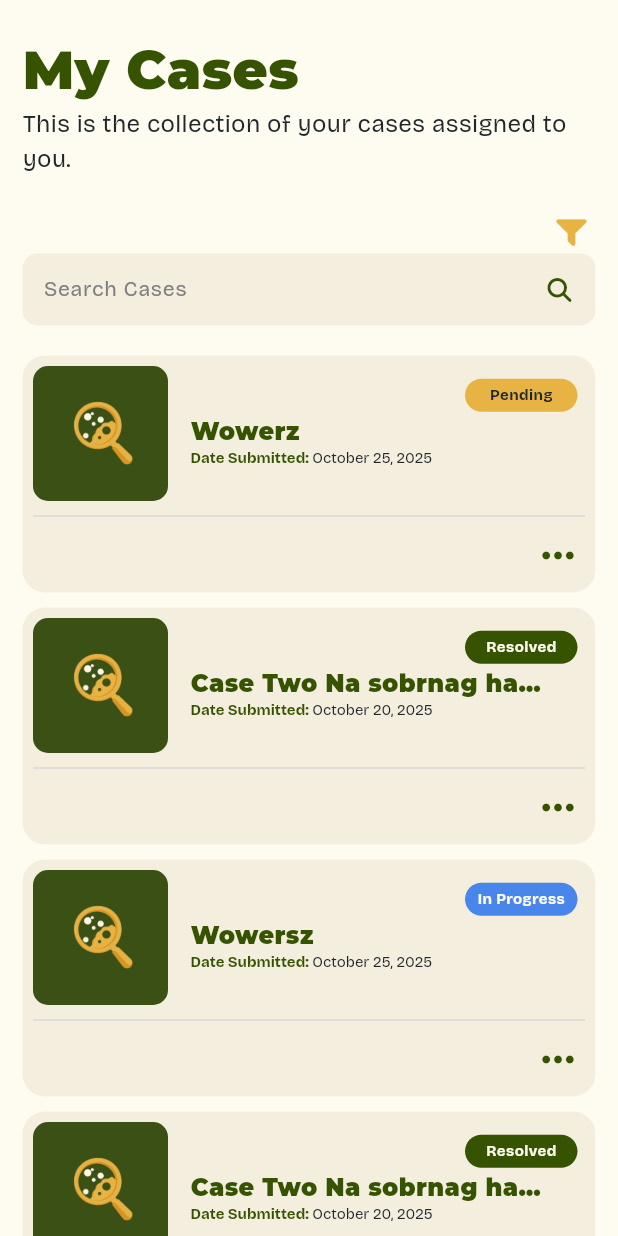
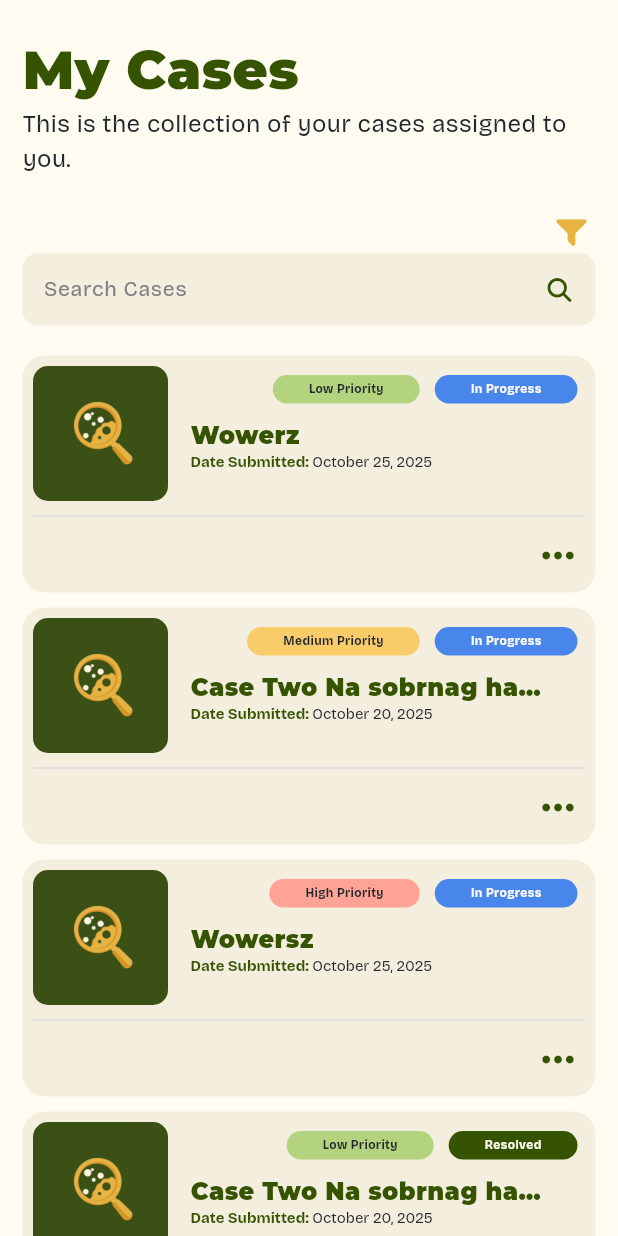
Before and after one commit to fortran-thesis/mobile, a Flutter app: the MainMonitorScreen widget shown alone on an empty page, opened directly, on a phone screen of 412 x 824 dp. Run offline on Flutter 3.47's test engine with Material 3 defaults, Android fonts, the phone set to English and light mode, and no system bars; our stand-ins replace camera, dotted_border, equatable, firebase_auth, firebase_core, fl_chart and 7 more; accounts and stored records are empty; network calls fail; project files that could hold a hidden picture were left out.

Commit message:
made some changes regarding status tile and case tile

```diff
--- a/lib/pages/farmer/report/main_report.dart
+++ b/lib/pages/farmer/report/main_report.dart
@@ -22,22 +22,22 @@ class _MainReportScreenState extends State<MainReportScreen> {
       {
         'caseName': 'Wowerz',
         'dateSubmitted': 'October 25, 2025',
-        'status': 'Pending',
+        'caseStatus': 'Pending',
       },
       {
         'caseName': 'Case Two Na sobrnag haba ba ganons ahsuhasuashushasuhsuh',
         'dateSubmitted': 'October 20, 2025',
-        'status': 'Resolved',
+        'caseStatus': 'Resolved',
       },
       {
         'caseName': 'Wowersz',
         'dateSubmitted': 'October 25, 2025',
-        'status': 'In Progress',
+        'caseStatus': 'In Progress',
       },
       {
         'caseName': 'Case Two Na sobrnag haba ba ganons ahsuhasuashushasuhsuh',
         'dateSubmitted': 'October 20, 2025',
-        'status': 'Resolved',
+        'caseStatus': 'Resolved',
       },
     ];
 
@@ -161,7 +161,7 @@ class _MainReportScreenState extends State<MainReportScreen> {
                             child: MainCaseTile(
                                 caseName: report['caseName']!,
                                 dateSubmitted: report['dateSubmitted']!,
-                                status: report['status']!,
+                                caseStatus: report['caseStatus']!,
                                 onTap: () {
                                   Navigator.pushNamed(
                                     context,
--- a/lib/pages/farmer/report/view_report.dart
+++ b/lib/pages/farmer/report/view_report.dart
@@ -159,7 +159,7 @@ class _ViewReportScreenState extends State<ViewReportScreen> {
                       children: [
                         Align(
                             alignment: Alignment.centerRight,
-                            child: StatusBox(status: caseStatus)
+                            child: StatusBox(status: caseStatus, fontSize: 12)
                         ),
                         Padding(
                           padding: const EdgeInsets.only(top: 15.0),
--- a/lib/pages/home/home_page.dart
+++ b/lib/pages/home/home_page.dart
@@ -30,28 +30,32 @@ class _HomeScreenState extends State<HomeScreen> {
       {
         'caseName': 'Wowerz',
         'dateSubmitted': 'October 25, 2025',
-        'status': 'Pending',
+        'caseStatus': 'Pending',
+        'priorityLevel': 'Low Priority',
       },
       {
         'caseName': 'Case Two Na sobrnag haba ba ganons ahsuhasuashushasuhsuh',
         'dateSubmitted': 'October 20, 2025',
-        'status': 'Pending',
+        'caseStatus': 'Pending',
+        'priorityLevel': 'Medium Priority',
       },
       {
         'caseName': 'Case Three',
         'dateSubmitted': 'October 15, 2025',
-        'status': 'Pending',
+        'caseStatus': 'Pending',
+        'priorityLevel': 'High Priority',
       },
       {
         'caseName': 'Case Four',
         'dateSubmitted': 'October 10, 2025',
-        'status': 'Pending',
+        'caseStatus': 'Pending',
+        'priorityLevel': 'Low Priority',
       },
     ];
 
     /// Filter only pending cases
     final pendingCases = recentCases
-        .where((c) => (c['status'] ?? '').toLowerCase() == 'pending')
+        .where((c) => (c['caseStatus'] ?? '').toLowerCase() == 'pending')
         .toList();
 
     return Scaffold(
@@ -218,7 +222,8 @@ class _HomeScreenState extends State<HomeScreen> {
                 child: MainCaseTile(
                   caseName: c['caseName'] ?? 'Unknown',
                   dateSubmitted: c['dateSubmitted'] ?? '',
-                  status: c['status'] ?? '',
+                  priorityLevel: c['priorityLevel'] ?? '',
+                  caseStatus: c['caseStatus'] ?? '',
                   imageHeight: 70.0,
                   imageWidth: 70.0,
                   onTap: () {
--- a/lib/pages/misc/tiles/main_case_tile.dart
+++ b/lib/pages/misc/tiles/main_case_tile.dart
@@ -2,11 +2,13 @@ import 'package:flutter/cupertino.dart';
 import 'package:flutter/material.dart';
 import '../buttons/popmenu_button.dart';
 import '../colors.dart';
+import 'status_tile.dart';
 
 class MainCaseTile extends StatefulWidget {
   final String caseName;
   final String dateSubmitted;
-  final String status;
+  final String? priorityLevel;
+  final String caseStatus;
   final String? imageUrl;
   final VoidCallback onTap;
   final double? imageWidth, imageHeight;
@@ -23,7 +25,8 @@ class MainCaseTile extends StatefulWidget {
     super.key,
     required this.caseName,
     required this.dateSubmitted,
-    required this.status,
+    this.priorityLevel,
+    required this.caseStatus,
     this.imageUrl,
     required this.onTap,
     this.showPopupMenu = false,
@@ -47,24 +50,6 @@ class _MainCaseTileState extends State<MainCaseTile> {
   void initState() {
     super.initState();
     _containerColor = MoldifyColors.taupe;
-  }
-
-  // Helper method to get color based on status
-  Color _getColorForStatus(String status) {
-    switch (status) {
-      case 'Resolved':
-        return MoldifyColors.primaryColor;
-      case 'Pending':
-        return MoldifyColors.accentColor;
-      case 'In Progress':
-        return MoldifyColors.MoldifyBlue;
-      case 'Rejected':
-        return MoldifyColors.MoldifyRed;
-      case 'Closed':
-        return MoldifyColors.MoldifyGrey;
-      default:
-        return Colors.grey;
-    }
   }
 
   @override
@@ -134,7 +119,7 @@ class _MainCaseTileState extends State<MainCaseTile> {
                     children: [
                       // This Padding widget prevents the text from overlapping with the status label.
                       Padding(
-                        padding: const EdgeInsets.only(top: 10.0, right: 20.0),
+                        padding: const EdgeInsets.only(top: 15.0, right: 20.0),
                         child: Column(
                           crossAxisAlignment: CrossAxisAlignment.start,
                           mainAxisAlignment: MainAxisAlignment.center,
@@ -176,27 +161,16 @@ class _MainCaseTileState extends State<MainCaseTile> {
                       Positioned(
                         top: -14,
                         right: 5,
-                        child: Container(
-                          width: 75,
-                          // 2. Styled the container
-                          padding: const EdgeInsets.symmetric(
-                              horizontal: 8.0, vertical: 4.0),
-                          decoration: BoxDecoration(
-                            color: _getColorForStatus(widget.status),
-                            borderRadius: BorderRadius.circular(12.0),
-                          ),
-                          child: Center(
-                            child: Text(
-                              widget.status,
-                              style: TextStyle(
-                                  fontSize: 10.0,
-                                  fontFamily: 'Bricolage-Grotesque-Bold',
-                                  color: widget.status == 'Pending'
-                                      ? MoldifyColors.MoldifyBlack
-                                      : MoldifyColors.backgroundColor
-                              ),
-                            ),
-                          ),
+                        child: Row(
+                          mainAxisSize: MainAxisSize.min,
+                          children: [
+                            if (widget.priorityLevel != null) ...[
+                              StatusBox(status: widget.priorityLevel!),
+                              const SizedBox(width: 5),
+                            ],
+                            const SizedBox(width: 5),
+                            StatusBox(status: widget.caseStatus),
+                          ],
                         ),
                       ),
                     ],
--- a/lib/pages/misc/tiles/status_tile.dart
+++ b/lib/pages/misc/tiles/status_tile.dart
@@ -3,8 +3,9 @@ import 'package:moldify/pages/misc/colors.dart';
 
 class StatusBox extends StatelessWidget {
   final String status;
+  final double? fontSize;
 
-  const StatusBox({super.key, required this.status});
+  const StatusBox({super.key, required this.status, this.fontSize});
 
   Color _getStatusColor(String status) {
     switch (status.toLowerCase()) {
@@ -44,7 +45,7 @@ class StatusBox extends StatelessWidget {
         status,
         style: TextStyle(
           fontFamily: 'Bricolage-Grotesque-Bold',
-          fontSize: 12,
+          fontSize: fontSize ?? 8,
           color: status.toLowerCase() == 'pending' ||
               status.toLowerCase() == 'low priority' ||
               status.toLowerCase() == 'medium priority' ||
--- a/lib/pages/monitor/main_monitor.dart
+++ b/lib/pages/monitor/main_monitor.dart
@@ -23,22 +23,26 @@ class _MainMonitorScreenState extends State<MainMonitorScreen> {
       {
         'caseName': 'Wowerz',
         'dateSubmitted': 'October 25, 2025',
-        'status': 'Pending',
+        'priorityLevel': 'Low Priority',
+        'caseStatus': 'In Progress',
       },
       {
         'caseName': 'Case Two Na sobrnag haba ba ganons ahsuhasuashushasuhsuh',
         'dateSubmitted': 'October 20, 2025',
-        'status': 'Resolved',
+        'priorityLevel': 'Medium Priority',
+        'caseStatus': 'In Progress',
       },
       {
         'caseName': 'Wowersz',
         'dateSubmitted': 'October 25, 2025',
-        'status': 'In Progress',
+        'priorityLevel': 'High Priority',
+        'caseStatus': 'In Progress',
       },
       {
         'caseName': 'Case Two Na sobrnag haba ba ganons ahsuhasuashushasuhsuh',
         'dateSubmitted': 'October 20, 2025',
-        'status': 'Resolved',
+        'priorityLevel': 'Low Priority',
+        'caseStatus': 'Resolved',
       },
     ];
     return Stack(
@@ -84,15 +88,13 @@ class _MainMonitorScreenState extends State<MainMonitorScreen> {
                             color: MoldifyColors.accentColor,
                             size: 20.0
                           ),
-                          items: ['All', 'In Progress', 'Pending', 'Resolved'],
+                          items: ['All', 'In Progress', 'Resolved'],
                           onItemSelected: (index) {
                             // Handle the selection based on the index
                             if (index == 0) {
                               // All was tapped
                             } else if (index == 1) {
                               // In Progress was tapped
-                            } else if (index == 2) {
-                              // Pending was tapped
                             } else if (index == 2) {
                               // Resolved was tapped
                             }
@@ -130,7 +132,8 @@ class _MainMonitorScreenState extends State<MainMonitorScreen> {
                           child: MainCaseTile(
                               caseName: article['caseName']!,
                               dateSubmitted: article['dateSubmitted']!,
-                              status: article['status']!,
+                              priorityLevel: article['priorityLevel']!,
+                              caseStatus: article['caseStatus']!,
                               onTap: () {
                                 Navigator.pushNamed(
                                   context,
--- a/lib/pages/settings/case_history.dart
+++ b/lib/pages/settings/case_history.dart
@@ -21,22 +21,26 @@ class _CaseHistoryScreenState extends State<CaseHistoryScreen> {
     {
       'caseName': 'Wowerz',
       'dateSubmitted': 'October 25, 2025',
-      'status': 'Closed',
+      'priorityLevel': 'Medium Priority',
+      'caseStatus': 'Closed',
     },
     {
       'caseName': 'Case Two Na sobrnag haba ba ganons ahsuhasuashushasuhsuh',
       'dateSubmitted': 'October 20, 2025',
-      'status': 'Closed',
+      'priorityLevel': 'Low Priority',
+      'caseStatus': 'Closed',
     },
     {
       'caseName': 'Wowersz',
       'dateSubmitted': 'October 25, 2025',
-      'status': 'Closed',
+      'priorityLevel': 'Low Priority',
+      'caseStatus': 'Closed',
     },
     {
       'caseName': 'Case Two Na sobrnag haba ba ganons ahsuhasuashushasuhsuh',
       'dateSubmitted': 'October 20, 2025',
-      'status': 'Closed',
+      'priorityLevel': 'Low Priority',
+      'caseStatus': 'Closed',
     },
   ];
   @override
@@ -98,7 +102,8 @@ class _CaseHistoryScreenState extends State<CaseHistoryScreen> {
                     child: MainCaseTile(
                         caseName: closed['caseName']!,
                         dateSubmitted: closed['dateSubmitted']!,
-                        status: closed['status']!,
+                        priorityLevel: closed['priorityLevel']!,
+                        caseStatus: closed['caseStatus']!,
                         dateLabel: 'Date Closed: ',
                         onTap: () {
                           Navigator.pushNamed(
```
Also changed, not shown: lib/pages/monitor/view_case.dart (+28 -2 lines).
